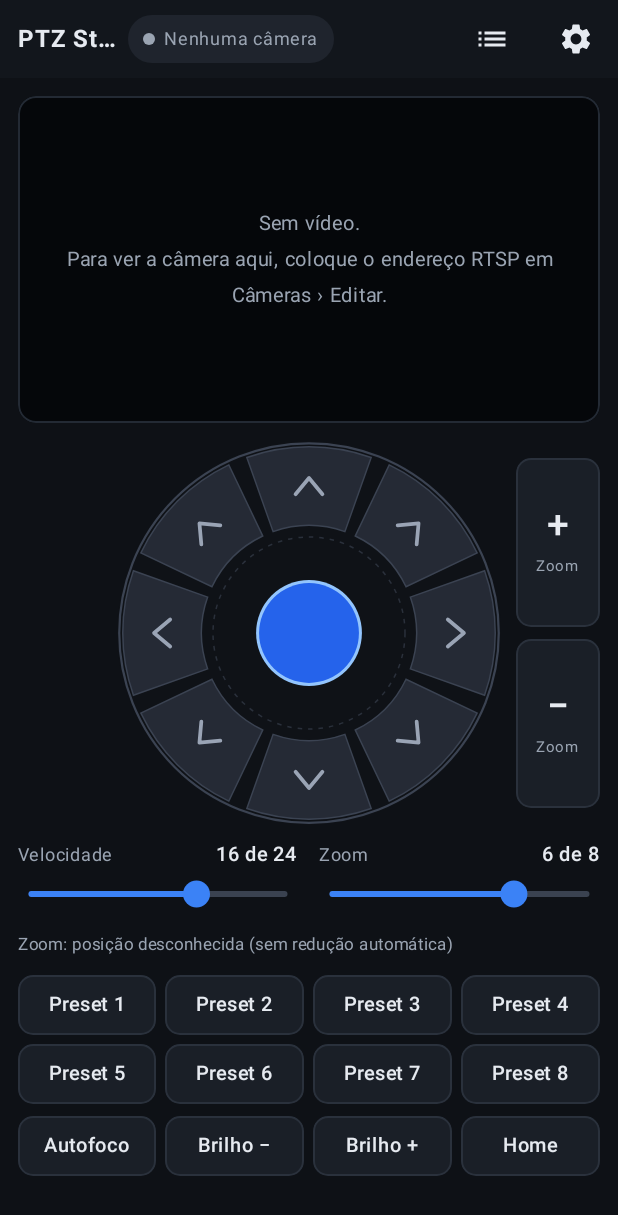
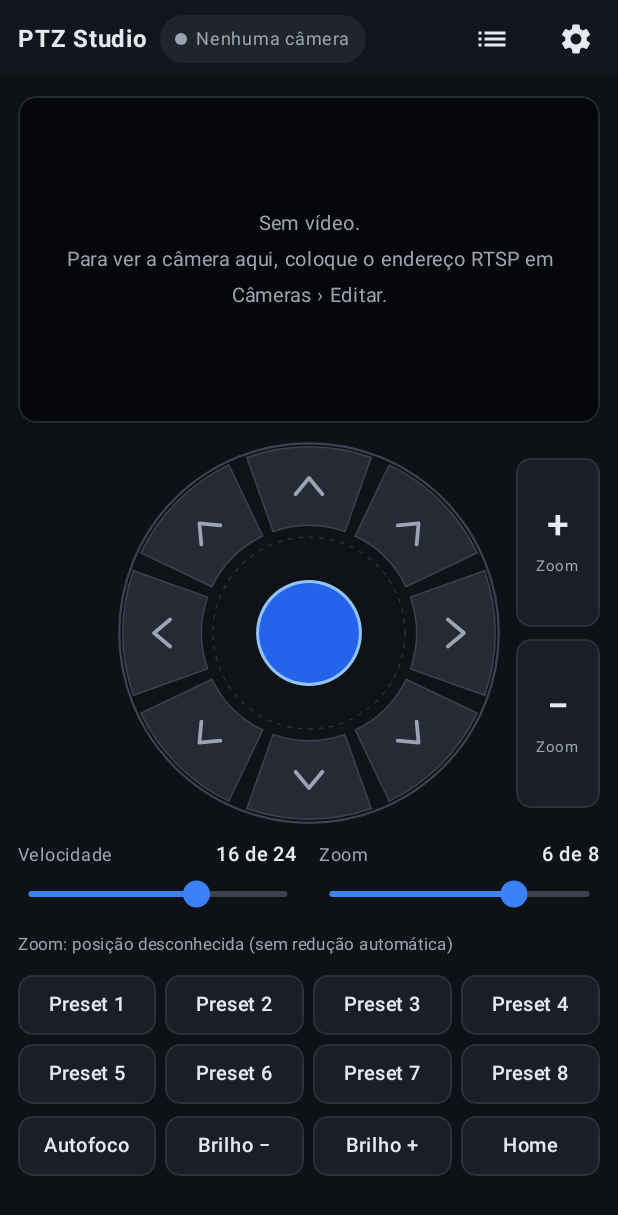
Before and after one commit to eleonardop/ptz-android, an Android app built with Jetpack Compose: the screen it shows after launch (MainActivity), on a phone screen of 412 x 824 dp. Shown: the top 1215 px of the screen. Run offline under Robolectric (Android 15) with nearby library versions, the phone set to English and light mode, and no system bars.

```diff
--- a/app/src/main/java/com/ptzstudio/android/ui/ControlScreen.kt
+++ b/app/src/main/java/com/ptzstudio/android/ui/ControlScreen.kt
@@ -20,6 +20,7 @@ import androidx.compose.foundation.layout.height
 import androidx.compose.foundation.layout.padding
 import androidx.compose.foundation.layout.size
 import androidx.compose.foundation.layout.width
+import androidx.compose.foundation.layout.widthIn
 import androidx.compose.foundation.rememberScrollState
 import androidx.compose.foundation.shape.RoundedCornerShape
 import androidx.compose.foundation.verticalScroll
@@ -111,7 +112,7 @@ fun ControlScreen(engine: Engine, onCameras: () -> Unit, onSettings: () -> Unit)
             // Deitado: o vídeo sobe até o topo à esquerda, no formato 16:9; a barra fica só na coluna da direita.
             val leftW = min(boxW.value * 0.55f, (boxH.value - 24f - 86f - 40f - 16f) * 16f / 9f).coerceAtLeast(220f)
             val rightW = boxW.value - leftW - 36f
-            val stick = min(rightW - 2 * ZOOM_W - 20f, boxH.value - 52f - 24f - 46f - 16f - 16f).coerceIn(110f, 260f)
+            val stick = min(rightW - 2 * ZOOM_W - 20f, boxH.value - 52f - 32f - 46f - 22f - 16f).coerceIn(110f, 260f)
             Row(Modifier.fillMaxSize()) {
                 Column(
                     Modifier.width(leftW.dp).fillMaxHeight().padding(start = 12.dp, top = 12.dp, bottom = 12.dp),
@@ -124,7 +125,7 @@ fun ControlScreen(engine: Engine, onCameras: () -> Unit, onSettings: () -> Unit)
                 Column(Modifier.weight(1f).fillMaxHeight().padding(start = 12.dp)) {
                     topBar()
                     Column(
-                        Modifier.fillMaxSize().verticalScroll(rememberScrollState()).padding(start = 4.dp, end = 12.dp, top = 8.dp, bottom = 12.dp),
+                        Modifier.fillMaxSize().verticalScroll(rememberScrollState()).padding(start = 4.dp, end = 12.dp, top = 8.dp, bottom = 20.dp),
                         verticalArrangement = Arrangement.spacedBy(8.dp, Alignment.CenterVertically),
                     ) {
                         JoystickAndZoom(engine, joystickSize = stick.dp)
@@ -169,24 +170,29 @@ private fun TopBar(title: String, link: LinkState, gamepad: String?, onCameras:
         verticalAlignment = Alignment.CenterVertically,
         horizontalArrangement = Arrangement.spacedBy(8.dp),
     ) {
-        Text(title, color = Palette.Text, fontWeight = FontWeight.Bold, fontSize = 16.sp, maxLines = 1, overflow = TextOverflow.Ellipsis, modifier = Modifier.weight(1f, fill = false))
-        LinkChip(link)
-        if (gamepad != null) {
-            StatusChip("Controle", Palette.AccentBright, Palette.Chip, Palette.Soft)
+        // O título fica sempre inteiro (até um limite); quem encolhe são os avisos ao lado.
+        Text(
+            title, color = Palette.Text, fontWeight = FontWeight.Bold, fontSize = 16.sp, maxLines = 1,
+            overflow = TextOverflow.Ellipsis, modifier = Modifier.widthIn(max = 200.dp),
+        )
+        Row(Modifier.weight(1f), horizontalArrangement = Arrangement.spacedBy(6.dp), verticalAlignment = Alignment.CenterVertically) {
+            LinkChip(link, Modifier.weight(1f, fill = false))
+            if (gamepad != null) {
+                StatusChip("Controle", Palette.AccentBright, Palette.Chip, Palette.Soft, Modifier.weight(1f, fill = false))
+            }
         }
-        Spacer(Modifier.weight(1f))
         IconButton(onClick = onCameras) { Icon(Icons.Default.List, contentDescription = "Câmeras", tint = Palette.Text) }
         IconButton(onClick = onSettings) { Icon(Icons.Default.Settings, contentDescription = "Ajustes", tint = Palette.Text) }
     }
 }
 
 @Composable
-fun LinkChip(link: LinkState) {
+fun LinkChip(link: LinkState, modifier: Modifier = Modifier) {
     when (link) {
-        LinkState.ONLINE -> StatusChip(link.label, Palette.Green, Palette.GreenDim, Palette.GreenText)
-        LinkState.CONNECTING -> StatusChip(link.label, Palette.Amber, Palette.AmberDim, Palette.Amber)
-        LinkState.NO_REPLY -> StatusChip(link.label, Palette.Red, Palette.RedDim, Palette.RedText)
-        LinkState.NO_CAMERA -> StatusChip(link.label, Palette.Muted, Palette.Chip, Palette.Muted)
+        LinkState.ONLINE -> StatusChip(link.label, Palette.Green, Palette.GreenDim, Palette.GreenText, modifier)
+        LinkState.CONNECTING -> StatusChip(link.label, Palette.Amber, Palette.AmberDim, Palette.Amber, modifier)
+        LinkState.NO_REPLY -> StatusChip(link.label, Palette.Red, Palette.RedDim, Palette.RedText, modifier)
+        LinkState.NO_CAMERA -> StatusChip(link.label, Palette.Muted, Palette.Chip, Palette.Muted, modifier)
     }
 }
 
--- a/app/src/main/java/com/ptzstudio/android/ui/Theme.kt
+++ b/app/src/main/java/com/ptzstudio/android/ui/Theme.kt
@@ -114,9 +114,9 @@ fun Panel(modifier: Modifier = Modifier, content: @Composable ColumnScope.() ->
 }
 
 @Composable
-fun StatusChip(text: String, dot: Color, background: Color, textColor: Color) {
+fun StatusChip(text: String, dot: Color, background: Color, textColor: Color, modifier: Modifier = Modifier) {
     Row(
-        Modifier
+        modifier
             .clip(RoundedCornerShape(50))
             .background(background)
             .padding(horizontal = 10.dp, vertical = 4.dp),
@@ -124,7 +124,7 @@ fun StatusChip(text: String, dot: Color, background: Color, textColor: Color) {
     ) {
         Box(Modifier.size(8.dp).clip(CircleShape).background(dot))
         Spacer(Modifier.width(6.dp))
-        Text(text, color = textColor, fontSize = 12.sp, maxLines = 1)
+        Text(text, color = textColor, fontSize = 12.sp, maxLines = 1, overflow = androidx.compose.ui.text.style.TextOverflow.Ellipsis)
     }
 }
 
--- a/app/src/main/res/mipmap-anydpi-v26/ic_launcher.xml
+++ b/app/src/main/res/mipmap-anydpi-v26/ic_launcher.xml
@@ -1,5 +1,5 @@
 <?xml version="1.0" encoding="utf-8"?>
 <adaptive-icon xmlns:android="http://schemas.android.com/apk/res/android">
-    <background android:drawable="@color/ground" />
+    <background android:drawable="@color/icon_bg" />
     <foreground android:drawable="@drawable/ic_launcher_foreground" />
 </adaptive-icon>
--- a/app/src/main/res/values/colors.xml
+++ b/app/src/main/res/values/colors.xml
@@ -3,4 +3,5 @@
     <color name="ground">#0E1116</color>
     <color name="bar">#12161C</color>
     <color name="accent">#2563EB</color>
+    <color name="icon_bg">#1B2A44</color>
 </resources>
```
Also changed, not shown: app/src/main/res/drawable/ic_launcher_foreground.xml (+28 -33 lines).
